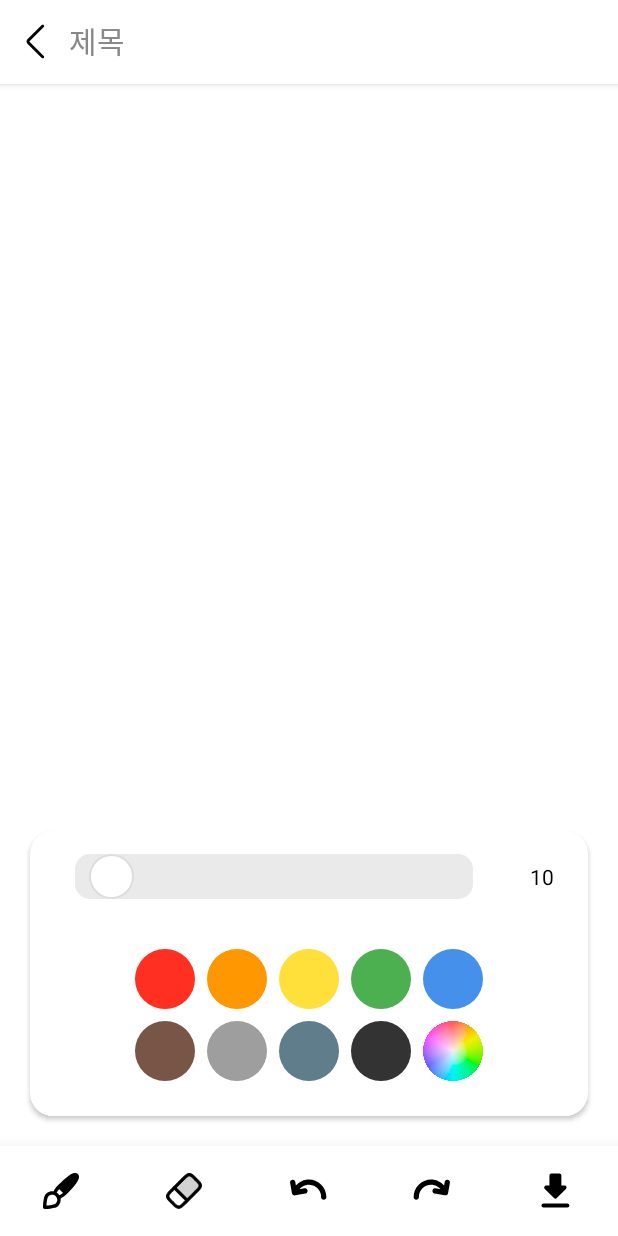
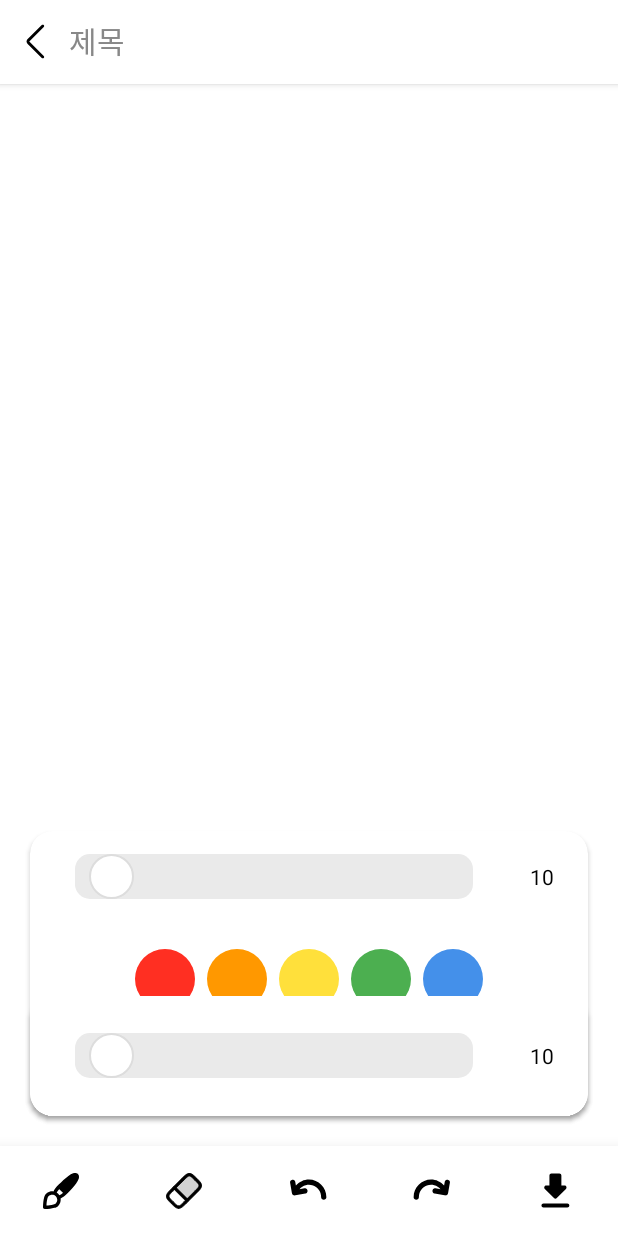
Before and after one commit to rangatarget/-1-, an Android app: the layout activity_drawing_memo_edit.xml on its own in the app's theme, with its tools: preview values and no code run, on a phone screen of 412 x 824 dp. Run offline under Robolectric (Android 15) with nearby library versions, the phone set to English and light mode, and no system bars.

Commit message:
이미지 폰 갤러리에 저장 다시 구현

```diff
--- a/app/src/main/AndroidManifest.xml
+++ b/app/src/main/AndroidManifest.xml
@@ -11,10 +11,13 @@
     <uses-permission android:name="android.permission.READ_CONTACTS" />
     <uses-permission android:name="android.permission.READ_MEDIA_IMAGES" />
     <uses-permission android:name="android.permission.CALL_PHONE" />
+    <uses-permission android:name="android.permission.WRITE_EXTERNAL_STORAGE" />
+    <uses-permission android:name="android.permission.READ_EXTERNAL_STORAGE" />
 
     <application
         android:name=".MyApplication"
         android:allowBackup="true"
+        android:requestLegacyExternalStorage="true"
         android:dataExtractionRules="@xml/data_extraction_rules"
         android:fullBackupContent="@xml/backup_rules"
         android:icon="@mipmap/ic_launcher"
--- a/app/src/main/java/com/example/madcamp_1/DrawingView.kt
+++ b/app/src/main/java/com/example/madcamp_1/DrawingView.kt
@@ -120,6 +120,10 @@ class DrawingView(context: Context, attrs: AttributeSet) : View(context, attrs)
         return coloredPaths
     }
 
+    fun setLastestColor(color: Int){
+        latestColor = color
+    }
+
     fun getBitmapFromPaths(): Bitmap {
         val tempBitmap = Bitmap.createBitmap(width, height, Bitmap.Config.ARGB_8888)
         val tempCanvas = Canvas(tempBitmap)
--- a/app/src/main/java/com/example/madcamp_1/MemoModel.kt
+++ b/app/src/main/java/com/example/madcamp_1/MemoModel.kt
@@ -1,7 +1,6 @@
 package com.example.madcamp_1
 
 import android.graphics.Bitmap
-import android.service.controls.templates.ThumbnailTemplate
 
 data class MemoModel(
     //val thumbnail: String,
--- a/app/src/main/res/layout/activity_drawing_memo_edit.xml
+++ b/app/src/main/res/layout/activity_drawing_memo_edit.xml
@@ -177,23 +177,20 @@
         <androidx.cardview.widget.CardView
             android:id="@+id/eraserMenuCard"
             android:layout_width="match_parent"
-            android:layout_height="140dp"
+            android:layout_height="80dp"
             android:layout_above="@+id/drawingBottomMenu"
             app:cardCornerRadius="15dp"
             android:layout_margin="20dp"
             app:cardElevation="2dp"
-            android:visibility="gone">
+            android:visibility="visible">
 
             <LinearLayout
                 android:id="@+id/eraserMenu"
                 android:layout_width="match_parent"
                 android:layout_height="match_parent"
                 android:elevation="4dp"
-                android:orientation="vertical">
-                <LinearLayout
-                    android:layout_width="match_parent"
-                    android:layout_height="wrap_content"
-                    android:orientation="horizontal">
+                android:orientation="horizontal"
+                android:gravity="center">
                 <androidx.appcompat.widget.AppCompatSeekBar
                     android:id="@+id/eraserWidthSeekBar"
                     android:layout_width="0dp"
@@ -215,26 +212,6 @@
                     android:text="10"
                     android:gravity="center"
                     android:textSize="14dp"/>
-                </LinearLayout>
-                <LinearLayout
-                    android:layout_width="match_parent"
-                    android:layout_height="0dp"
-                    android:layout_weight="1"
-                    android:paddingHorizontal="18dp"
-                    android:orientation="horizontal">
-                    <Button
-                        android:layout_width="0dp"
-                        android:layout_height="wrap_content"
-                        android:layout_weight="1"
-                        android:layout_marginHorizontal="10dp"
-                        android:text="획 지우개"/>
-                    <Button
-                        android:layout_width="0dp"
-                        android:layout_height="wrap_content"
-                        android:layout_weight="1"
-                        android:layout_marginHorizontal="8dp"
-                        android:text="영역 지우개"/>
-                </LinearLayout>
 
             </LinearLayout>
 
--- a/app/src/main/res/layout/item_memo.xml
+++ b/app/src/main/res/layout/item_memo.xml
@@ -37,8 +37,9 @@
         android:layout_width="wrap_content"
         android:layout_height="wrap_content"
         android:layout_marginBottom="3dp"
-        android:text="2023-12-30"
+        android:text="yyyy-MM-dd\nHH:mm:ss"
         android:textSize="14sp"
-        android:textColor="@android:color/darker_gray" />
+        android:gravity="center_horizontal"
+        android:textColor="@android:color/darker_gray"/>
 
 </LinearLayout>
```
Also changed, not shown: app/src/main/java/com/example/madcamp_1/DrawingMemoEditActivity.kt (+109 -50 lines), app/src/main/java/com/example/madcamp_1/ThirdFragment.kt (+33 -19 lines). Lines whose indentation alone changed are shown as unchanged.
